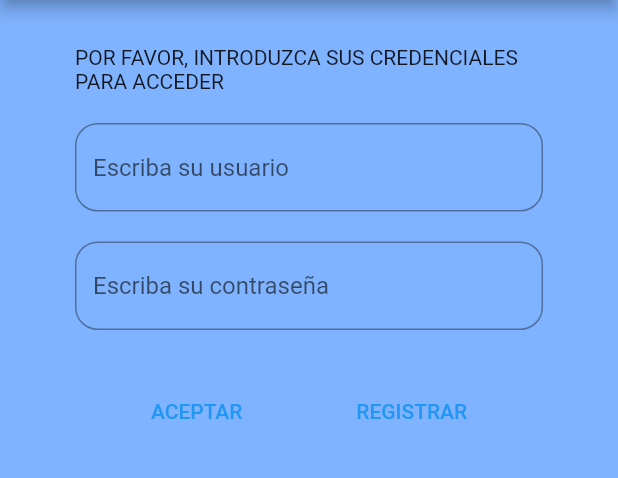
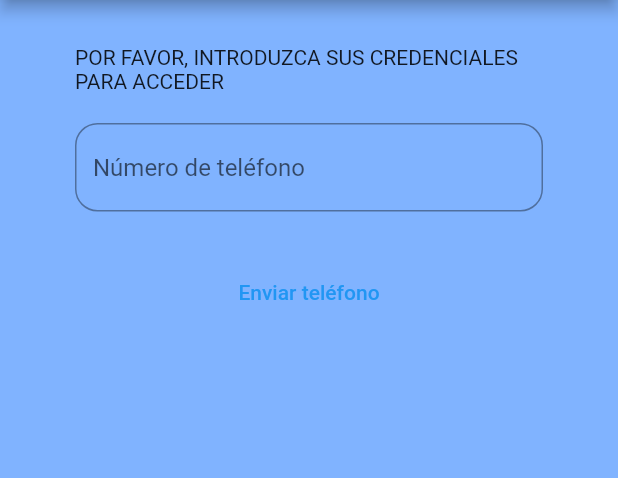
Before and after one commit to marcomar31/martinezmarco_actividades, a Flutter app: the screen it shows after launch, on a phone screen of 412 x 824 dp, the part 84-562 px from its top. Run offline on Flutter 3.47's test engine with Material 2 defaults, Android fonts, the phone set to English and light mode, and no system bars; our stand-ins replace cloud_firestore, firebase_auth, firebase_core, shared_preferences; accounts and stored records are empty; generated files the repository leaves out were written again.

Commit message:
Commit 51: Ahora el login en móvil será con la vista LoginView_mobile.dart y se iniciará sesión con un número de teléfono y con el verificador enviado al SMS. El login en web será LoginView_web.dart y se iniciará sesión con un correo electrónico y una contraseña.

```diff
--- a/lib/Actividades1App.dart
+++ b/lib/Actividades1App.dart
@@ -1,7 +1,8 @@
 import 'package:flutter/material.dart';
 import 'package:martinezmarco_actividades1/Main/ConfiguracionView.dart';
 import 'package:martinezmarco_actividades1/Main/HomeView_mobile.dart';
-import 'package:martinezmarco_actividades1/OnBoarding/LoginView.dart';
+import 'package:martinezmarco_actividades1/OnBoarding/LoginView_mobile.dart';
+import 'package:martinezmarco_actividades1/OnBoarding/LoginView_web.dart';
 import 'package:martinezmarco_actividades1/OnBoarding/RegisterView.dart';
 import 'package:martinezmarco_actividades1/Splash/SplashView.dart';
 import 'Main/HomeView_web.dart';
@@ -19,7 +20,7 @@ class Actividades1 extends StatelessWidget{
       materialAppMobile=MaterialApp(title: "Actividades Marco (Android)",
         initialRoute: '/splashview',
         routes: {
-          '/loginview': (context) => LoginView(),
+          '/loginview': (context) => LoginView_mobile(),
           '/registerview': (context) => RegisterView(),
           '/homeview': (context) => HomeView_mobile(),
           '/creaperfilview': (context) => CreaPerfilView(),
@@ -35,7 +36,7 @@ class Actividades1 extends StatelessWidget{
         ),
         initialRoute: '/splashview',
         routes: {
-          '/loginview': (context) => LoginView(),
+          '/loginview': (context) => LoginView_web(),
           '/registerview': (context) => RegisterView(),
           '/homeview': (context) => HomeView_web(),
           '/creaperfilview': (context) => CreaPerfilView(),
--- a/lib/Custom/PostGridCellView.dart
+++ b/lib/Custom/PostGridCellView.dart
@@ -1,5 +1,3 @@
-import 'dart:html';
-
 import 'package:flutter/material.dart';
 
 import '../FirestoreObjects/FbPost.dart';
--- a/lib/Main/ConfiguracionView.dart
+++ b/lib/Main/ConfiguracionView.dart
@@ -1,5 +1,3 @@
-import 'dart:html';
-
 import 'package:flutter/material.dart';
 
 class ConfiguracionView extends StatelessWidget {
--- /dev/null
+++ b/lib/OnBoarding/LoginView_mobile.dart
@@ -0,0 +1,138 @@
+import 'package:cloud_firestore/cloud_firestore.dart';
+import 'package:firebase_auth/firebase_auth.dart';
+import 'package:flutter/material.dart';
+import 'package:martinezmarco_actividades1/Custom/CustomTextField.dart';
+
+import '../FirestoreObjects/FbUsuario.dart';
+
+class LoginView_mobile extends StatefulWidget {
+  @override
+  State<LoginView_mobile> createState() => _LoginView_mobileState();
+}
+
+class _LoginView_mobileState extends State<LoginView_mobile> {
+  late BuildContext _context;
+
+  FirebaseFirestore db = FirebaseFirestore.instance;
+
+  TextEditingController tecPhone = TextEditingController();
+  TextEditingController tecVerify = TextEditingController();
+  String sVerificationCode="";
+  bool blMostrarVerificacion = false;
+
+  void enviarTelefono_clicked() async {
+    await FirebaseAuth.instance.verifyPhoneNumber(
+      phoneNumber: "+34 123 45 67 89",
+      verificationCompleted: verificacionCompletada,
+      verificationFailed: verificacionFallida,
+      codeSent: codeSent,
+      codeAutoRetrievalTimeout: codeAutoRetrievalTimeout,
+    );
+  }
+
+  void enviarVerificacion_clicked() async {
+    String smsCode = tecVerify.text;
+
+    PhoneAuthCredential credential = PhoneAuthProvider.credential(verificationId: sVerificationCode, smsCode: smsCode);
+
+    await FirebaseAuth.instance.signInWithCredential(credential);
+
+    Navigator.of(context).popAndPushNamed("/homeview");
+  }
+
+  void verificacionCompletada(PhoneAuthCredential credencial) async {
+    await FirebaseAuth.instance.signInWithCredential(credencial);
+    Navigator.of(context).popAndPushNamed("/homeview");
+  }
+
+  void verificacionFallida(FirebaseAuthException error) {
+    if (error.code == 'invalid-phone-number') {
+      print('The provided phone number is not valid.');
+    }
+  }
+
+
+  void codeSent(String verificationId, int? forceResendingToken) async {
+    sVerificationCode = verificationId;
+    setState(() {
+      blMostrarVerificacion = true;
+    });
+  }
+
+  void codeAutoRetrievalTimeout(String verificationId) {
+
+  }
+
+  @override
+  Widget build(BuildContext context) {
+    _context = context;
+    double screenWidth = MediaQuery.of(context).size.width;
+
+    return Scaffold(
+      body: Column(children: [
+        Padding(
+          padding: EdgeInsets.fromLTRB(50, 30, 50, 10),
+          child: Text("POR FAVOR, INTRODUZCA SUS CREDENCIALES PARA ACCEDER"),
+        ),
+        // NTelefono
+        ConstrainedBox(
+          constraints: BoxConstraints(
+            minWidth: 450,
+          ),
+          child: Container(
+            width: screenWidth * 0.6,
+            padding: EdgeInsets.symmetric(horizontal: 50, vertical: 10),
+            child: CustomTextField(tec: tecPhone, hintText: "Número de teléfono"),
+          ),
+        ),
+
+        Row(
+          mainAxisAlignment: MainAxisAlignment.center,
+          children: [
+            // Botón enviar
+            Padding(
+              padding: EdgeInsets.symmetric(horizontal: 30, vertical: 20),
+              child: TextButton(
+                onPressed: enviarTelefono_clicked,
+                child: Text("Enviar teléfono"),
+              ),
+            ),
+          ],),
+
+        // NVerificador
+        if(blMostrarVerificacion)
+          ConstrainedBox(
+          constraints: BoxConstraints(
+            minWidth: 450,
+          ),
+          child: Container(
+            width: screenWidth * 0.6,
+            padding: EdgeInsets.symmetric(horizontal: 50, vertical: 10),
+            child: CustomTextField(tec: tecVerify, hintText: "Número verificador"),
+          ),
+        ),
+
+        if(blMostrarVerificacion)
+          Row(
+            mainAxisAlignment: MainAxisAlignment.center,
+            children: [
+              // Botón enviar
+              Padding(
+                padding: EdgeInsets.symmetric(horizontal: 30, vertical: 20),
+                child: TextButton(
+                  onPressed: enviarVerificacion_clicked,
+                  child: Text("Enviar verificación"),
+                ),
+              ),
+          ],)
+      ],),
+      appBar: AppBar(
+        title: const Text("LOGIN"),
+        centerTitle: true,
+        backgroundColor: Color.fromRGBO(104, 126, 255, 1),
+        automaticallyImplyLeading: false,
+      ),
+      backgroundColor: Color.fromRGBO(128, 179, 255, 1),
+    );
+  }
+}
--- a/lib/OnBoarding/LoginView.dart
+++ b/lib/OnBoarding/LoginView_web.dart
@@ -5,7 +5,7 @@ import 'package:martinezmarco_actividades1/Custom/CustomTextField.dart';
 
 import '../FirestoreObjects/FbUsuario.dart';
 
-class LoginView extends StatelessWidget {
+class LoginView_web extends StatelessWidget {
   late BuildContext _context;
   FirebaseFirestore db = FirebaseFirestore.instance;
 
```
Also changed, not shown: 1 other file.
